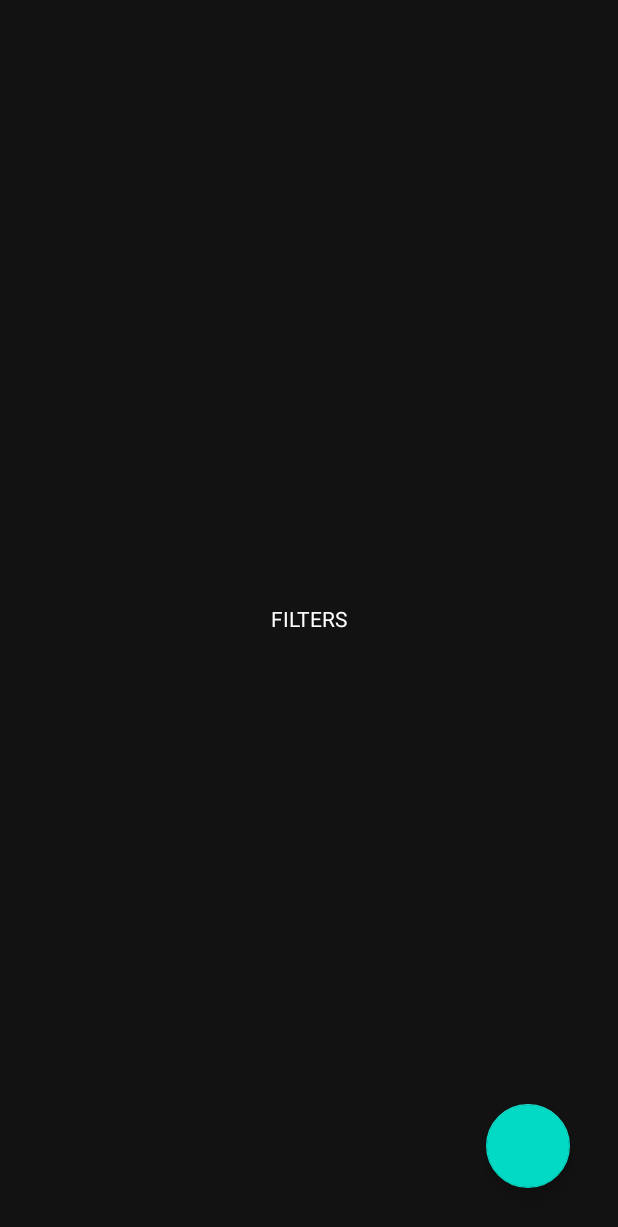
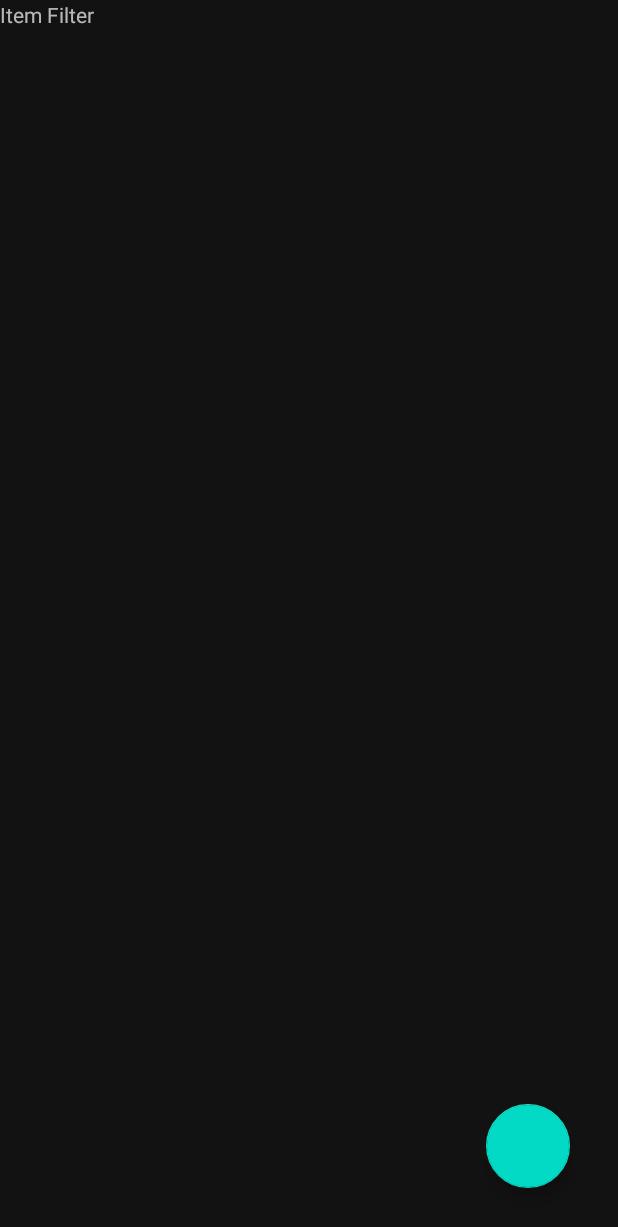
Before and after one commit to MeowsoftMobile/openCallBlocker, an Android app: the fragment FiltersFragment shown on its own in the app's theme, on a phone screen of 412 x 824 dp. Shown: the top 1227 px of the screen. Run offline under Robolectric (Android 15) with nearby library versions, the phone set to English and light mode, and no system bars; our stand-ins replace data binding.

Commit message:
basic filters list

```diff
--- a/app/src/main/java/com/meowsoft/callblocker/common/BindingAdapters.kt
+++ b/app/src/main/java/com/meowsoft/callblocker/common/BindingAdapters.kt
@@ -1,13 +1,25 @@
 package com.meowsoft.callblocker.common
 
 import androidx.databinding.BindingAdapter
+import androidx.recyclerview.widget.RecyclerView
 import androidx.viewpager2.widget.ViewPager2
 import com.google.android.material.bottomnavigation.BottomNavigationView
 import com.meowsoft.callblocker.domain.MenuPage
 import com.meowsoft.callblocker.infrastructure.MenuConfig
 import com.meowsoft.callblocker.presentation.common.OnPageChangedListener
+import com.meowsoft.callblocker.presentation.common.RvSupplier
 import com.meowsoft.callblocker.presentation.main.viewpager.FragmentAdapter
 
+@BindingAdapter("rvSupplier")
+fun RecyclerView.bindAdapter(rvSupplier: RvSupplier) {
+    adapter = rvSupplier.adapter
+    layoutManager = rvSupplier.layoutManager
+}
+
+@BindingAdapter("adapter")
+fun RecyclerView.bindAdapter(adapter: RecyclerView.Adapter<*>) {
+    setAdapter(adapter)
+}
 
 @BindingAdapter("selectedPage")
 fun BottomNavigationView.setSelected(menuPage: MenuPage) {
--- /dev/null
+++ b/app/src/main/java/com/meowsoft/callblocker/presentation/common/RvSupplier.kt
@@ -0,0 +1,8 @@
+package com.meowsoft.callblocker.presentation.common
+
+import androidx.recyclerview.widget.RecyclerView
+
+data class RvSupplier(
+    val adapter: RecyclerView.Adapter<*>,
+    val layoutManager: RecyclerView.LayoutManager
+)
--- /dev/null
+++ b/app/src/main/java/com/meowsoft/callblocker/presentation/filters/FilterItemViewHolder.kt
@@ -0,0 +1,12 @@
+package com.meowsoft.callblocker.presentation.filters
+
+import androidx.recyclerview.widget.RecyclerView
+import com.meowsoft.callblocker.databinding.ItemFilterBinding
+
+class FilterItemViewHolder(binding: ItemFilterBinding) : RecyclerView.ViewHolder(binding.root) {
+
+    fun bind(){
+
+    }
+
+}
--- a/app/src/main/java/com/meowsoft/callblocker/presentation/filters/FiltersFragment.kt
+++ b/app/src/main/java/com/meowsoft/callblocker/presentation/filters/FiltersFragment.kt
@@ -6,8 +6,12 @@ import android.view.View
 import android.view.ViewGroup
 import androidx.databinding.DataBindingUtil
 import androidx.fragment.app.Fragment
+import androidx.recyclerview.widget.LinearLayoutManager
+import androidx.recyclerview.widget.RecyclerView
 import com.meowsoft.callblocker.R
 import com.meowsoft.callblocker.databinding.FragmentFiltersBinding
+import com.meowsoft.callblocker.presentation.common.RvSupplier
+import kotlinx.android.synthetic.main.fragment_filters.*
 import org.koin.androidx.viewmodel.ext.android.viewModel
 
 class FiltersFragment : Fragment() {
@@ -20,6 +24,12 @@ class FiltersFragment : Fragment() {
         savedInstanceState: Bundle?
     ): View {
 
+        val layoutManager = LinearLayoutManager(
+            context,
+            RecyclerView.VERTICAL,
+            false
+        )
+
         val binding = DataBindingUtil.inflate<FragmentFiltersBinding>(
             inflater,
             R.layout.fragment_filters,
@@ -28,6 +38,10 @@ class FiltersFragment : Fragment() {
         ).also {
             it.viewModel = viewModel
             it.lifecycleOwner = viewLifecycleOwner
+            it.filtersRvSupplier = RvSupplier(
+                FiltersListAdapter(),
+                layoutManager
+            )
         }
 
         return binding.root
--- /dev/null
+++ b/app/src/main/java/com/meowsoft/callblocker/presentation/filters/FiltersListAdapter.kt
@@ -0,0 +1,28 @@
+package com.meowsoft.callblocker.presentation.filters
+
+import android.view.LayoutInflater
+import android.view.ViewGroup
+import androidx.recyclerview.widget.RecyclerView
+import com.meowsoft.callblocker.databinding.ItemFilterBinding
+
+class FiltersListAdapter : RecyclerView.Adapter<FilterItemViewHolder>() {
+
+    val data = listOf(1,2,3)
+
+    override fun onCreateViewHolder(parent: ViewGroup, viewType: Int): FilterItemViewHolder =
+        FilterItemViewHolder(
+            ItemFilterBinding.inflate(
+                LayoutInflater.from(parent.context),
+                parent,
+                false
+            )
+        )
+
+
+    override fun onBindViewHolder(holder: FilterItemViewHolder, position: Int) {
+        holder.bind()
+    }
+
+    override fun getItemCount() = data.count()
+
+}
--- a/app/src/main/res/layout/fragment_filters.xml
+++ b/app/src/main/res/layout/fragment_filters.xml
@@ -6,21 +6,23 @@
         <variable
             name="viewModel"
             type="com.meowsoft.callblocker.presentation.filters.FiltersViewModel" />
+
+        <variable
+            name="filtersRvSupplier"
+            type="com.meowsoft.callblocker.presentation.common.RvSupplier" />
     </data>
 
     <androidx.constraintlayout.widget.ConstraintLayout
         android:layout_width="match_parent"
         android:layout_height="match_parent">
 
-        <TextView
-            android:layout_width="wrap_content"
-            android:layout_height="wrap_content"
-            android:text="FILTERS"
-            android:textColor="@color/white"
-            app:layout_constraintBottom_toBottomOf="parent"
-            app:layout_constraintEnd_toEndOf="parent"
-            app:layout_constraintStart_toStartOf="parent"
-            app:layout_constraintTop_toTopOf="parent"/>
+        <androidx.recyclerview.widget.RecyclerView
+            android:id="@+id/rvFilters"
+            android:layout_width="match_parent"
+            android:layout_height="0dp"
+            app:rvSupplier="@{filtersRvSupplier}"
+            app:layout_constraintTop_toTopOf="parent"
+            app:layout_constraintBottom_toBottomOf="parent" />
 
         <com.google.android.material.floatingactionbutton.FloatingActionButton
             app:layout_constraintBottom_toBottomOf="parent"
--- /dev/null
+++ b/app/src/main/res/layout/item_filter.xml
@@ -0,0 +1,16 @@
+<?xml version="1.0" encoding="utf-8"?>
+<layout xmlns:android="http://schemas.android.com/apk/res/android"
+    xmlns:app="http://schemas.android.com/apk/res-auto">
+
+    <androidx.constraintlayout.widget.ConstraintLayout
+        android:layout_width="match_parent"
+        android:layout_height="match_parent">
+
+        <TextView
+            android:text="Item Filter"
+            android:layout_width="match_parent"
+            app:layout_constraintTop_toTopOf="parent"
+            android:layout_height="wrap_content" />
+
+    </androidx.constraintlayout.widget.ConstraintLayout>
+</layout>
```
